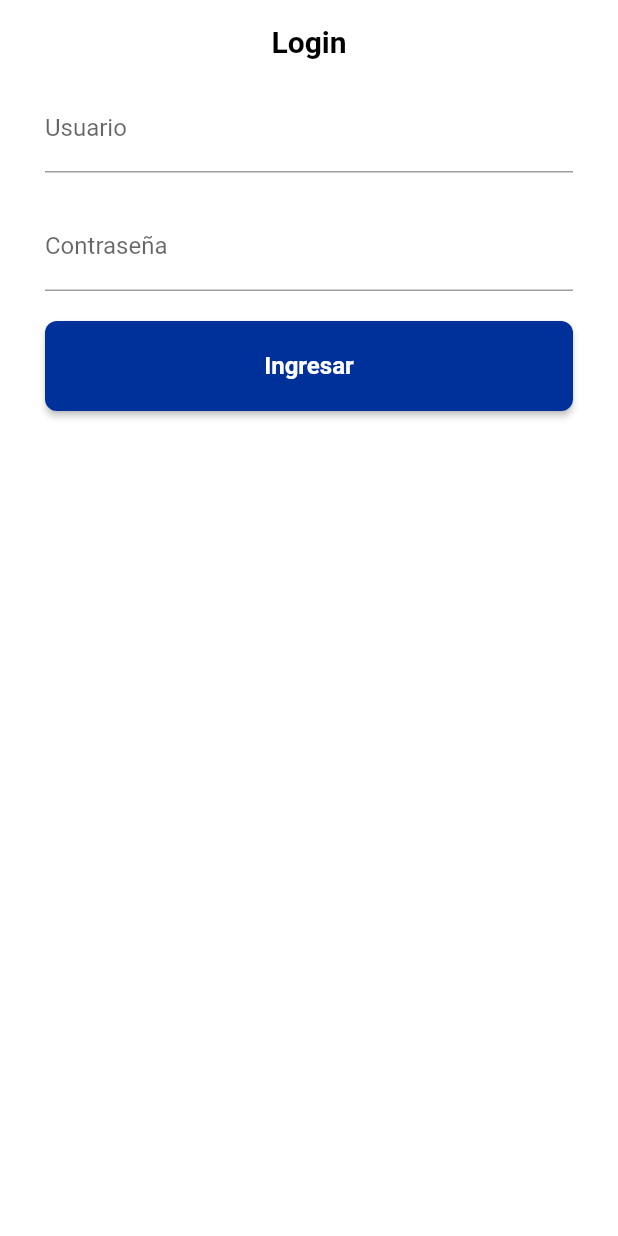
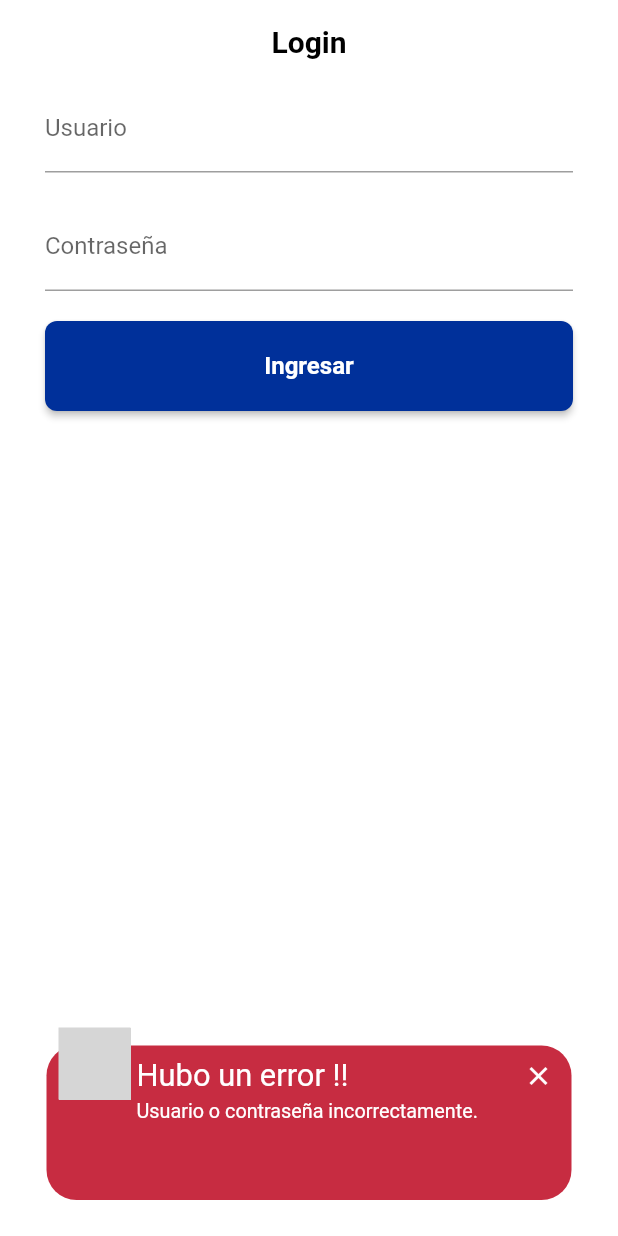
Before and after one commit to giampieer/desafio, a Flutter app: the screen it shows after launch, after a tap on "Ingresar", on a phone screen of 412 x 824 dp. Run offline on Flutter 3.47's test engine with Material 2 defaults, Android fonts, the phone set to English and light mode, and no system bars; drawn by our look-alikes of awesome_snackbar_content; our stand-ins replace go_router; Roboto replaces fonts that are missing (Sora); grey boxes are pictures that could not be loaded.

Commit message:
feat: verification inputs login

```diff
--- a/lib/modules/home/presentation/screens/login/login_screen.dart
+++ b/lib/modules/home/presentation/screens/login/login_screen.dart
@@ -1,8 +1,10 @@
 import 'package:desafio/core/utils/styles.dart';
-import 'package:desafio/modules/home/presentation/screens/widgets/bl_button.dart';
+import 'package:desafio/modules/home/presentation/screens/widgets/button_component.dart';
+import 'package:desafio/modules/home/presentation/screens/widgets/widgets.dart';
 import 'package:desafio/provider/global_provider.dart';
 import 'package:desafio/theme/custom_style.dart';
 import 'package:flutter/material.dart';
+import 'package:go_router/go_router.dart';
 import 'package:provider/provider.dart';
 
 class LoginScreen extends StatelessWidget {
@@ -11,10 +13,9 @@ class LoginScreen extends StatelessWidget {
   @override
   Widget build(BuildContext context) {
     final formKey = GlobalKey<FormState>();
-    final userController = TextEditingController();
+    final usernameController = TextEditingController();
     final passwordController = TextEditingController();
-    final mPosGlobalProvider =
-        Provider.of<GlobalProvider>(context, listen: true);
+    final mGlobalProvider = Provider.of<GlobalProvider>(context, listen: true);
 
     return Scaffold(
         backgroundColor: CustomStyle.colorWhite,
@@ -45,24 +46,35 @@ class LoginScreen extends StatelessWidget {
                   crossAxisAlignment: CrossAxisAlignment.start,
                   children: [
                     TextFormField(
-                      controller: userController,
+                      controller: usernameController,
                       decoration: const InputDecoration(labelText: 'Usuario'),
                     ),
                     const SizedBox(height: 20),
                     TextFormField(
-                      controller: passwordController,
-                      decoration: const InputDecoration(labelText: 'Contraseña'),
-                      keyboardType: TextInputType.visiblePassword,
-                    ),
+                        controller: passwordController,
+                        decoration:
+                            const InputDecoration(labelText: 'Contraseña'),
+                        keyboardType: TextInputType.visiblePassword,
+                        obscureText: true),
                     const SizedBox(height: 20),
-                    BLButton(
+                    ButtonComponent(
                       height: 60,
                       color: CustomStyle.colorPrimary,
                       child: Text(
                         'Ingresar',
                         style: CustomStyle.textStyleWhiteBtn,
                       ),
-                      callback: () {},
+                      callback: () {
+                        mGlobalProvider.verificationLogin(
+                            usernameController.text, passwordController.text);
+                        if (mGlobalProvider.statusResponseLogin) {
+                          context.go('');
+                        } else {
+                          ScaffoldMessenger.of(context)
+                            ..hideCurrentSnackBar()
+                            ..showSnackBar(snackBarCustom());
+                        }
+                      },
                     ),
                   ],
                 )),
--- a/lib/modules/home/presentation/screens/widgets/bl_button.dart
+++ b/lib/modules/home/presentation/screens/widgets/button_component.dart
@@ -1,6 +1,6 @@
 import 'package:flutter/material.dart';
 
-class BLButton extends StatelessWidget {
+class ButtonComponent extends StatelessWidget {
   final Color? color;
   final VoidCallback? callback;
   final double? height;
@@ -15,7 +15,7 @@ class BLButton extends StatelessWidget {
   final BoxDecoration? decoration;
   final double? borderRadius;
 
-  const BLButton(
+  const ButtonComponent(
       {super.key,
       this.color,
       this.callback,
--- /dev/null
+++ b/lib/modules/home/presentation/screens/widgets/widgets.dart
@@ -0,0 +1,16 @@
+import 'package:awesome_snackbar_content/awesome_snackbar_content.dart';
+import 'package:flutter/material.dart';
+
+SnackBar snackBarCustom() {
+  return SnackBar(
+    elevation: 0,
+    behavior: SnackBarBehavior.floating,
+    backgroundColor: Colors.transparent,
+    content: AwesomeSnackbarContent(
+      title: 'Hubo un error !!',
+      message:
+          'Usuario o contraseña incorrectamente.',
+      contentType: ContentType.failure,
+    ),
+  );
+}
--- a/lib/provider/global_provider.dart
+++ b/lib/provider/global_provider.dart
@@ -1,3 +1,16 @@
 import 'package:flutter/material.dart';
 
-class GlobalProvider extends ChangeNotifier {}
+class GlobalProvider extends ChangeNotifier {
+  // validacion login
+  bool _statusResponseLogin = false;
+
+  bool get statusResponseLogin => _statusResponseLogin;
+
+  void verificationLogin(String username, String password) {
+    _statusResponseLogin = false;
+    if (username == 'usuario' && password == '123456') {
+      _statusResponseLogin = true;
+    }
+    notifyListeners();
+  }
+}
--- a/pubspec.yaml
+++ b/pubspec.yaml
@@ -34,6 +34,7 @@ dependencies:
   provider: ^6.0.5
   go_router: ^6.0.1
   cupertino_icons: ^1.0.2
+  awesome_snackbar_content: ^0.1.0
 
 dev_dependencies:
   flutter_test:
```
Also changed, not shown: pubspec.lock.
